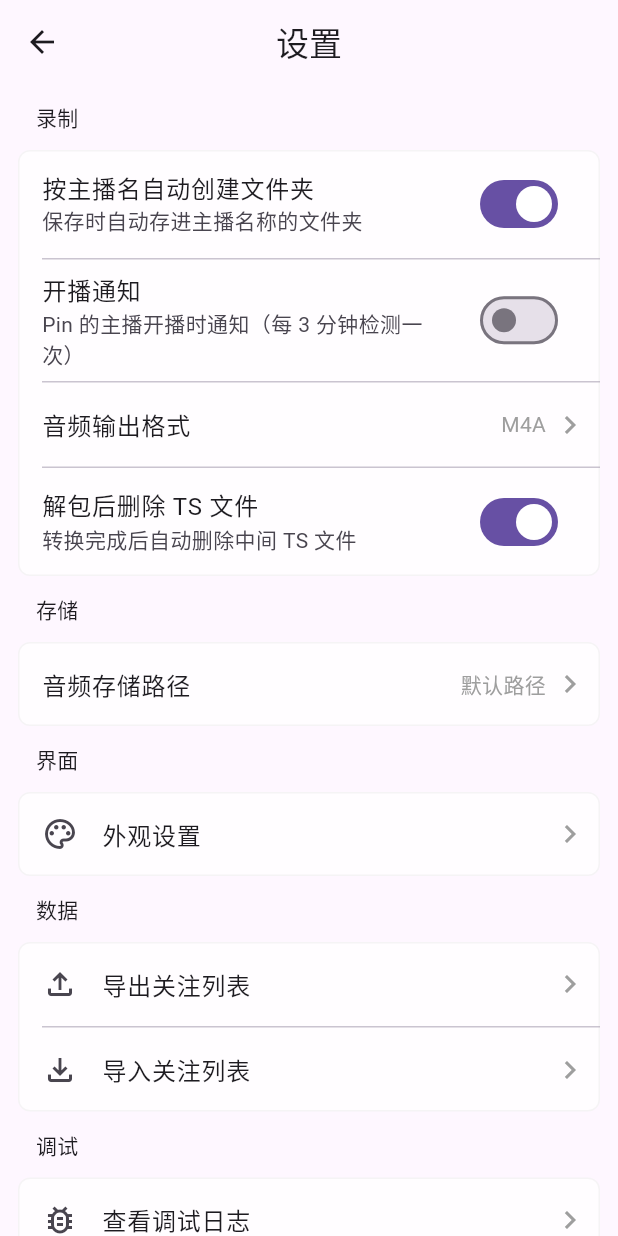
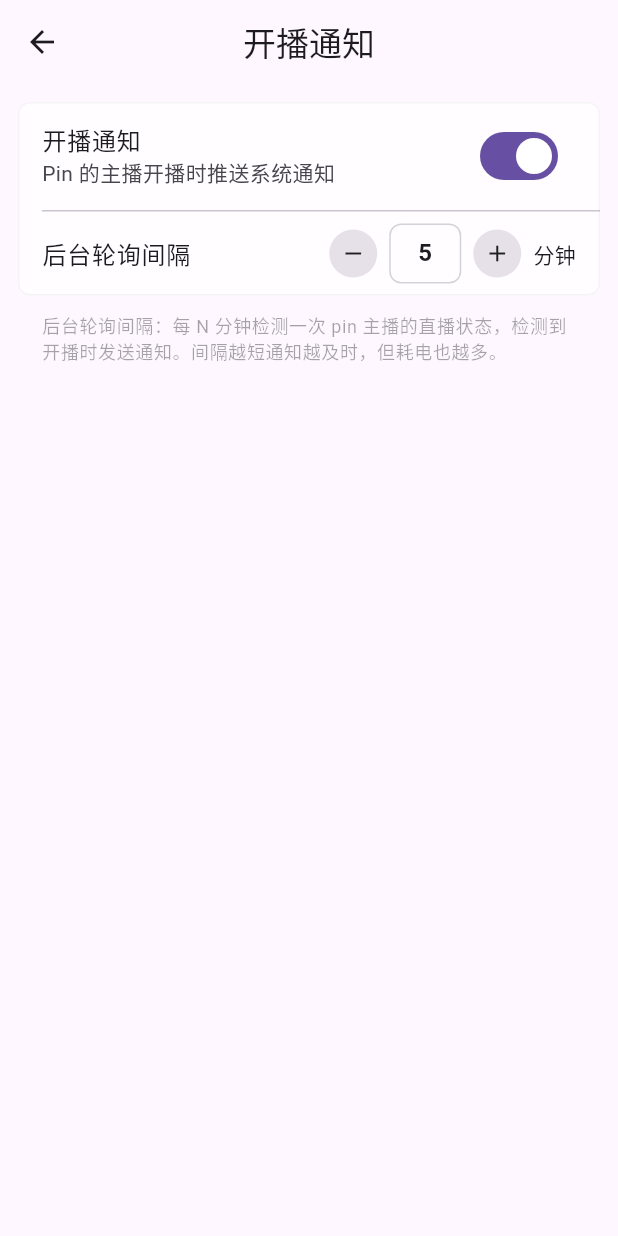
Before and after one commit to BoooSAMA/simple_recorder, a Flutter app: the SettingsPage screen opened by its route, after a tap on "开播通知", on a phone screen of 412 x 824 dp. Run offline on Flutter 3.47's test engine with Material 3 defaults, Android fonts, the phone set to English and light mode, and no system bars; our stand-ins replace file_picker, flutter_local_notifications, flutter_smart_dialog, get, hive, hive_flutter and 6 more; missing offline and left inert: ffmpeg_kit_flutter_new_https_gpl, flutter_background_service, simple_live_core; accounts and stored records are empty.

```diff
--- a/lib/modules/home/home_controller.dart
+++ b/lib/modules/home/home_controller.dart
@@ -126,7 +126,7 @@ class HomeController extends GetxController with WidgetsBindingObserver {
     if (shouldRun && _livePoller == null) {
       _firstPinCheckDone = false;
       _livePoller = Timer.periodic(
-        const Duration(minutes: 3),
+        Duration(minutes: settings.livePollInterval.value),
         (_) => _checkPinnedLiveStatus(notify: true),
       );
       _checkPinnedLiveStatus(notify: false);
--- /dev/null
+++ b/lib/modules/settings/live_notification_setting_page.dart
@@ -0,0 +1,176 @@
+import 'package:flutter/material.dart';
+import 'package:get/get.dart';
+
+import 'package:simple_recorder/app/controller/app_settings_controller.dart';
+import 'package:simple_recorder/widgets/settings/settings_card.dart';
+
+class LiveNotificationSettingPage extends StatelessWidget {
+  const LiveNotificationSettingPage({super.key});
+
+  @override
+  Widget build(BuildContext context) {
+    var controller = AppSettingsController.instance;
+    var theme = Theme.of(context);
+
+    return Scaffold(
+      appBar: AppBar(title: const Text("开播通知")),
+      body: ListView(
+        padding: const EdgeInsets.all(12),
+        children: [
+          SettingsCard(
+            child: Column(
+              mainAxisSize: MainAxisSize.min,
+              children: [
+                Obx(() => SwitchListTile(
+                      title: const Text("开播通知"),
+                      subtitle: const Text("Pin 的主播开播时推送系统通知"),
+                      value: controller.liveNotificationEnabled.value,
+                      onChanged: (v) =>
+                          controller.setLiveNotificationEnabled(v),
+                    )),
+                const Divider(height: 1, indent: 16),
+                Obx(() => _PollIntervalTile(
+                      minutes: controller.livePollInterval.value,
+                      onChanged: (v) => controller.setLivePollInterval(v),
+                    )),
+              ],
+            ),
+          ),
+          const SizedBox(height: 12),
+          Padding(
+            padding: const EdgeInsets.symmetric(horizontal: 16),
+            child: Text(
+              "后台轮询间隔：每 N 分钟检测一次 pin 主播的直播状态，"
+              "检测到开播时发送通知。间隔越短通知越及时，但耗电也越多。",
+              style: theme.textTheme.bodySmall?.copyWith(
+                color: theme.colorScheme.onSurface.withAlpha(100),
+                fontSize: 12,
+              ),
+            ),
+          ),
+        ],
+      ),
+    );
+  }
+}
+
+class _PollIntervalTile extends StatelessWidget {
+  final int minutes;
+  final ValueChanged<int> onChanged;
+
+  const _PollIntervalTile({
+    required this.minutes,
+    required this.onChanged,
+  });
+
+  void _showEditDialog(BuildContext context) {
+    final controller = TextEditingController(text: minutes.toString());
+    showDialog<int>(
+      context: context,
+      builder: (ctx) => AlertDialog(
+        title: const Text("设置轮询间隔"),
+        content: TextField(
+          controller: controller,
+          keyboardType: TextInputType.number,
+          autofocus: true,
+          decoration: const InputDecoration(
+            labelText: "间隔（分钟）",
+            suffixText: "分钟",
+            helperText: "范围：1 ~ 60",
+          ),
+        ),
+        actions: [
+          TextButton(
+            onPressed: () => Navigator.of(ctx).pop(),
+            child: const Text("取消"),
+          ),
+          FilledButton(
+            onPressed: () {
+              final parsed = int.tryParse(controller.text);
+              if (parsed != null) {
+                Navigator.of(ctx).pop(parsed.clamp(1, 60));
+              }
+            },
+            child: const Text("确定"),
+          ),
+        ],
+      ),
+    ).then((v) {
+      if (v != null) onChanged(v);
+    });
+  }
+
+  @override
+  Widget build(BuildContext context) {
+    var theme = Theme.of(context);
+    return Padding(
+      padding: const EdgeInsets.symmetric(horizontal: 16, vertical: 8),
+      child: Row(
+        children: [
+          Expanded(
+            child: Text("后台轮询间隔",
+                style: theme.textTheme.bodyLarge),
+          ),
+          _RoundButton(
+            icon: Icons.remove,
+            onTap: () => onChanged(minutes - 1),
+          ),
+          const SizedBox(width: 8),
+          GestureDetector(
+            onTap: () => _showEditDialog(context),
+            child: Container(
+              width: 48,
+              height: 40,
+              alignment: Alignment.center,
+              decoration: BoxDecoration(
+                borderRadius: BorderRadius.circular(8),
+                border: Border.all(
+                  color: theme.colorScheme.outline.withAlpha(80),
+                ),
+              ),
+              child: Text(
+                "$minutes",
+                style: theme.textTheme.titleMedium?.copyWith(
+                  fontWeight: FontWeight.w600,
+                ),
+              ),
+            ),
+          ),
+          const SizedBox(width: 8),
+          _RoundButton(
+            icon: Icons.add,
+            onTap: () => onChanged(minutes + 1),
+          ),
+          const SizedBox(width: 8),
+          Text("分钟",
+              style: theme.textTheme.bodyMedium),
+        ],
+      ),
+    );
+  }
+}
+
+class _RoundButton extends StatelessWidget {
+  final IconData icon;
+  final VoidCallback onTap;
+
+  const _RoundButton({required this.icon, required this.onTap});
+
+  @override
+  Widget build(BuildContext context) {
+    var theme = Theme.of(context);
+    return GestureDetector(
+      onTap: onTap,
+      child: Container(
+        width: 32,
+        height: 32,
+        decoration: BoxDecoration(
+          shape: BoxShape.circle,
+          color: theme.colorScheme.surfaceContainerHighest,
+        ),
+        alignment: Alignment.center,
+        child: Icon(icon, size: 18),
+      ),
+    );
+  }
+}
--- a/lib/modules/settings/settings_page.dart
+++ b/lib/modules/settings/settings_page.dart
@@ -34,12 +34,13 @@ class SettingsPage extends StatelessWidget {
                       onChanged: (v) => controller.setAutoSaveToFolder(v),
                     )),
                 const Divider(height: 1, indent: 16),
-                Obx(() => SwitchListTile(
-                      title: const Text("开播通知"),
-                      subtitle: const Text("Pin 的主播开播时通知（每 3 分钟检测一次）"),
-                      value: controller.liveNotificationEnabled.value,
-                      onChanged: (v) =>
-                          controller.setLiveNotificationEnabled(v),
+                Obx(() => SettingsAction(
+                      title: "开播通知",
+                      value: controller.liveNotificationEnabled.value
+                          ? "已开启 (${controller.livePollInterval.value}分钟)"
+                          : "已关闭",
+                      onTap: () =>
+                          Get.toNamed(RoutePath.kLiveNotification),
                     )),
                 const Divider(height: 1, indent: 16),
                 Obx(() => SettingsAction(
--- a/lib/routes/app_pages.dart
+++ b/lib/routes/app_pages.dart
@@ -5,6 +5,7 @@ import 'package:simple_recorder/modules/settings/settings_page.dart';
 import 'package:simple_recorder/modules/settings/appstyle_setting_page.dart';
 import 'package:simple_recorder/modules/settings/audio_settings_page.dart';
 import 'package:simple_recorder/modules/settings/audio_format_settings_page.dart';
+import 'package:simple_recorder/modules/settings/live_notification_setting_page.dart';
 import 'package:simple_recorder/modules/debug_log/debug_log_page.dart';
 import 'package:simple_recorder/modules/ts_unpack/ts_unpack_page.dart';
 import 'package:simple_recorder/modules/recordings/recordings_page.dart';
@@ -37,6 +38,10 @@ class AppPages {
       page: () => const AudioFormatSettingsPage(),
     ),
     GetPage(
+      name: RoutePath.kLiveNotification,
+      page: () => const LiveNotificationSettingPage(),
+    ),
+    GetPage(
       name: RoutePath.kDebugLog,
       page: () => const DebugLogPage(),
     ),
--- a/lib/routes/route_path.dart
+++ b/lib/routes/route_path.dart
@@ -5,6 +5,7 @@ class RoutePath {
   static const String kAppStyleSetting = "/settings/appstyle";
   static const String kAudioSettings = "/settings/audio";
   static const String kAudioFormat = "/settings/audio_format";
+  static const String kLiveNotification = "/settings/live_notification";
   static const String kDebugLog = "/debug_log";
   static const String kTsUnpack = "/ts_unpack";
   static const String kRecordings = "/recordings";
```
Also changed, not shown: lib/app/controller/app_settings_controller.dart (+10 -0 lines), lib/modules/ts_unpack/ts_unpack_page.dart (+26 -8 lines).
